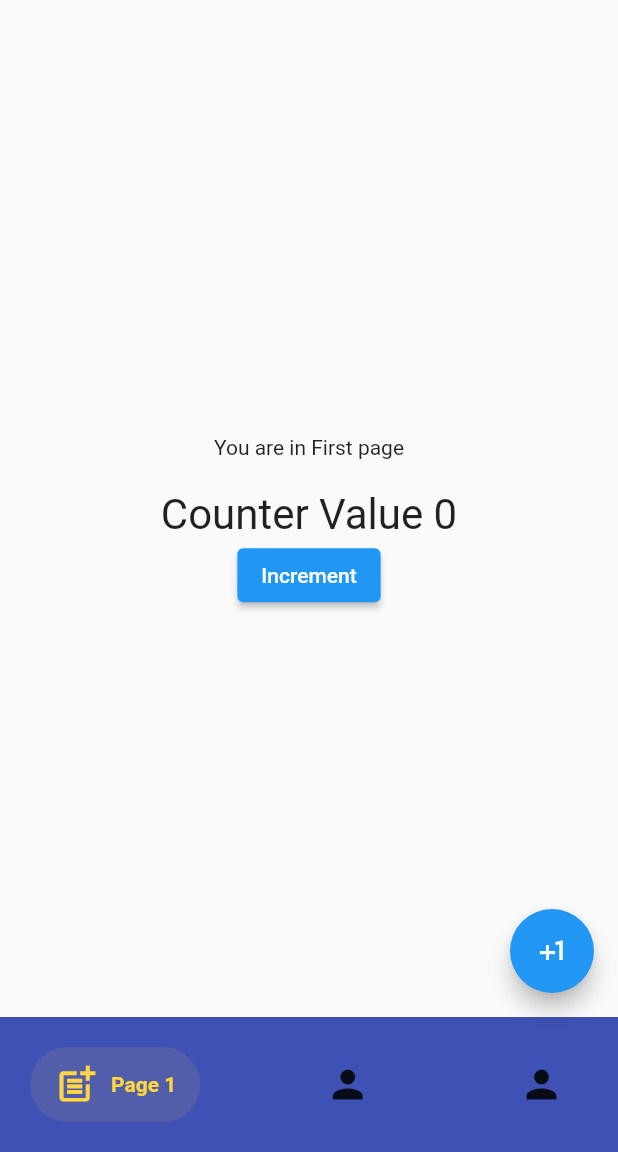
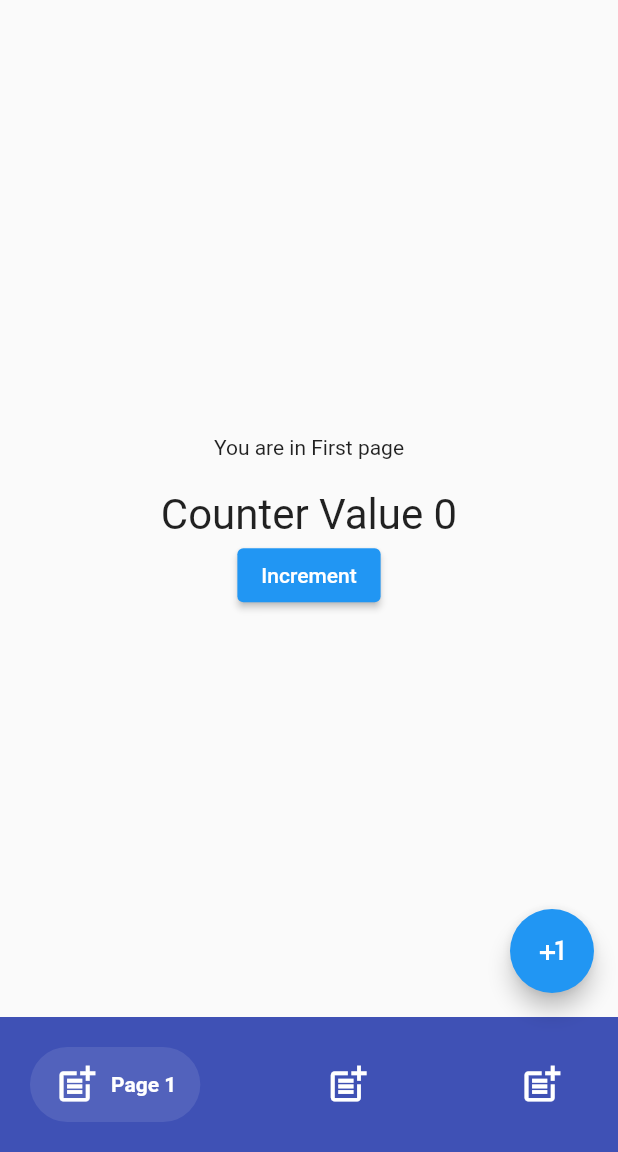
Before and after one commit to soumen88/agendaboa, a Flutter app: the screen it shows after launch, on a phone screen of 412 x 824 dp, the part 84-1236 px from its top. Run offline on Flutter 3.47's test engine with Material 2 defaults, Android fonts, the phone set to English and light mode, and no system bars; drawn by our look-alikes of salomon_bottom_bar; our stand-ins replace auto_route, firebase_core, firebase_database, flutter_hooks, flutter_riverpod, freezed_annotation and 1 more; accounts and stored records are empty.

Commit message:
Final push

```diff
--- a/lib/ui/home.dart
+++ b/lib/ui/home.dart
@@ -50,25 +50,28 @@ class HomePage extends HookWidget{
               },
               items: [
                 SalomonBottomBarItem(
-                  selectedColor: Colors.amberAccent,
+                  selectedColor: Colors.white,
                   icon: const Icon(
                     Icons.post_add,
+                    color: Colors.white,
                     size: 30,
                   ),
                   title: const Text('Page 1'),
                 ),
                 SalomonBottomBarItem(
-                  selectedColor: Colors.blue[200],
+                  selectedColor: Colors.white,
                   icon: const Icon(
-                    Icons.person,
+                    Icons.post_add,
+                    color: Colors.white,
                     size: 30,
                   ),
                   title: const Text('Page 2'),
                 ),
                 SalomonBottomBarItem(
-                  selectedColor: Colors.blue[200],
+                  selectedColor: Colors.white,
                   icon: const Icon(
-                    Icons.person,
+                    Icons.post_add,
+                    color: Colors.white,
                     size: 30,
                   ),
                   title: const Text('Page 3'),
```
Also changed, not shown: lib/network/firebase_dao.dart (+9 -1 lines), lib/state/CounterBloc.dart (+26 -7 lines), lib/models/CounterDetails.g.dart (added).
